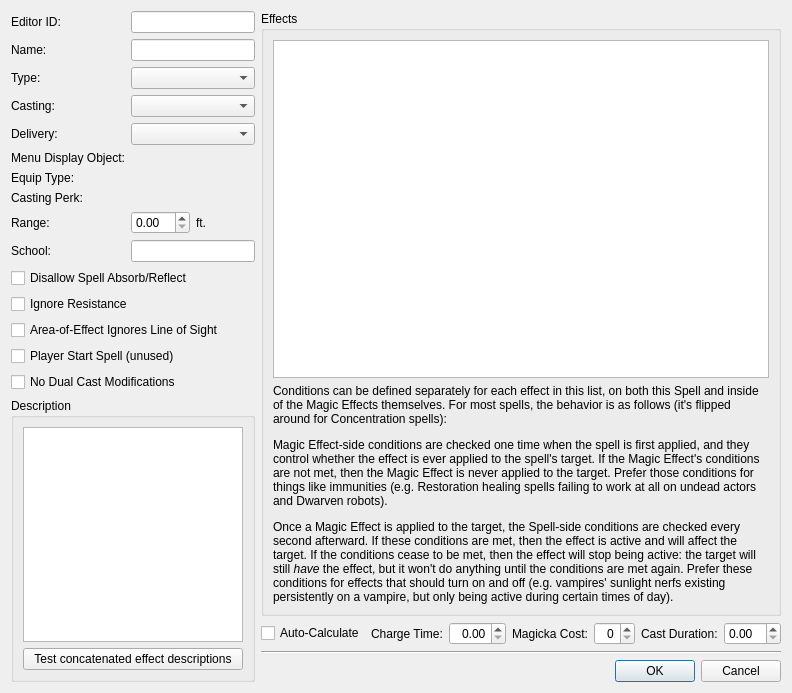
This is native/src/DovahKit/ui/form_windows/spell.ui in DavidJCobb/DovahKit as Qt 5 draws it before an edit. The edited form follows.
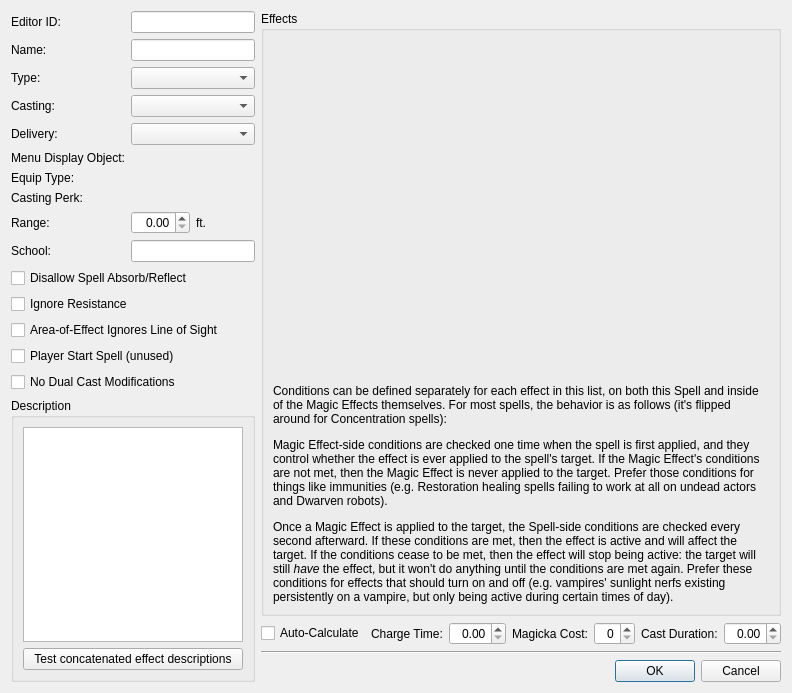
This is the edited form. Custom widgets are drawn as their Qt base class.

```diff
--- a/native/src/DovahKit/ui/form_windows/spell.ui
+++ b/native/src/DovahKit/ui/form_windows/spell.ui
@@ -54,7 +54,7 @@
        </property>
        <layout class="QVBoxLayout" name="verticalLayout_3" stretch="1,0">
         <item>
-         <widget class="QTableView" name="effects"/>
+         <widget class="DKMagicEffectListWidget" name="effects"/>
         </item>
         <item>
          <widget class="QStackedWidget" name="conditionExplanationStack">
@@ -186,7 +186,11 @@
         </widget>
        </item>
        <item>
-        <widget class="QDoubleSpinBox" name="castDuration"/>
+        <widget class="QDoubleSpinBox" name="castDuration">
+         <property name="alignment">
+          <set>Qt::AlignRight|Qt::AlignTrailing|Qt::AlignVCenter</set>
+         </property>
+        </widget>
        </item>
       </layout>
      </item>
@@ -386,6 +390,9 @@
            <property name="whatsThis">
             <string>The maximum range of a ranged spell.</string>
            </property>
+           <property name="alignment">
+            <set>Qt::AlignRight|Qt::AlignTrailing|Qt::AlignVCenter</set>
+           </property>
           </widget>
          </item>
          <item>
@@ -514,6 +521,11 @@
    <extends>QWidget</extends>
    <header>widgets/DKFormPicker.h</header>
   </customwidget>
+  <customwidget>
+   <class>DKMagicEffectListWidget</class>
+   <extends>QWidget</extends>
+   <header>widgets/DKMagicEffectListWidget.h</header>
+  </customwidget>
  </customwidgets>
  <tabstops>
   <tabstop>editorID</tabstop>
```
